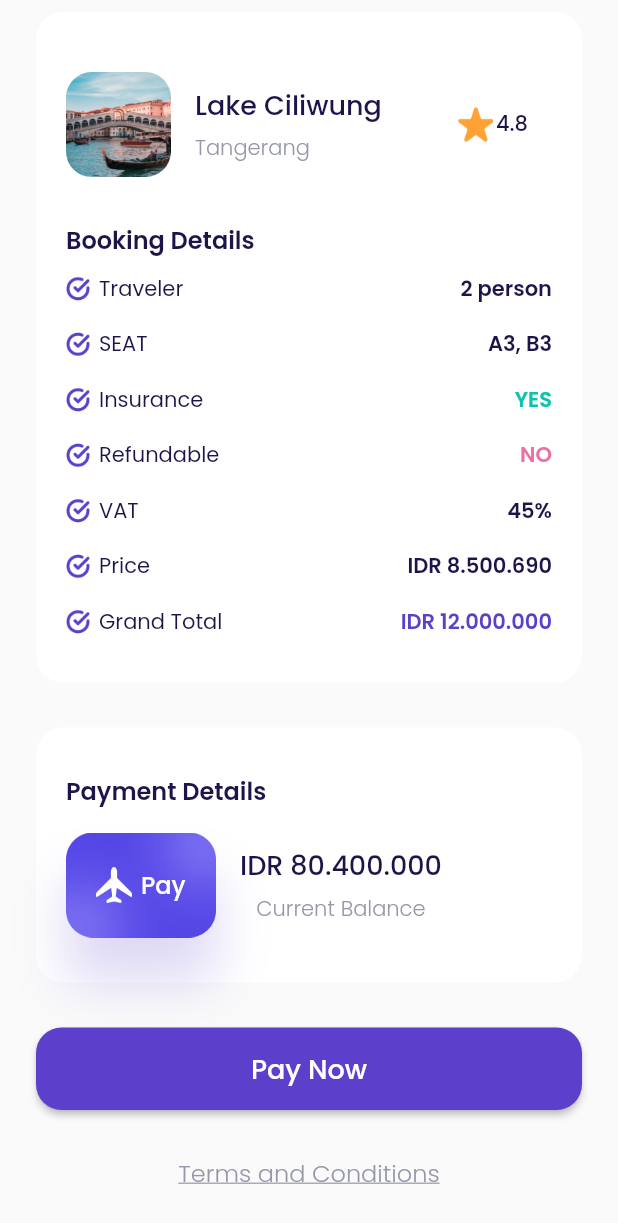
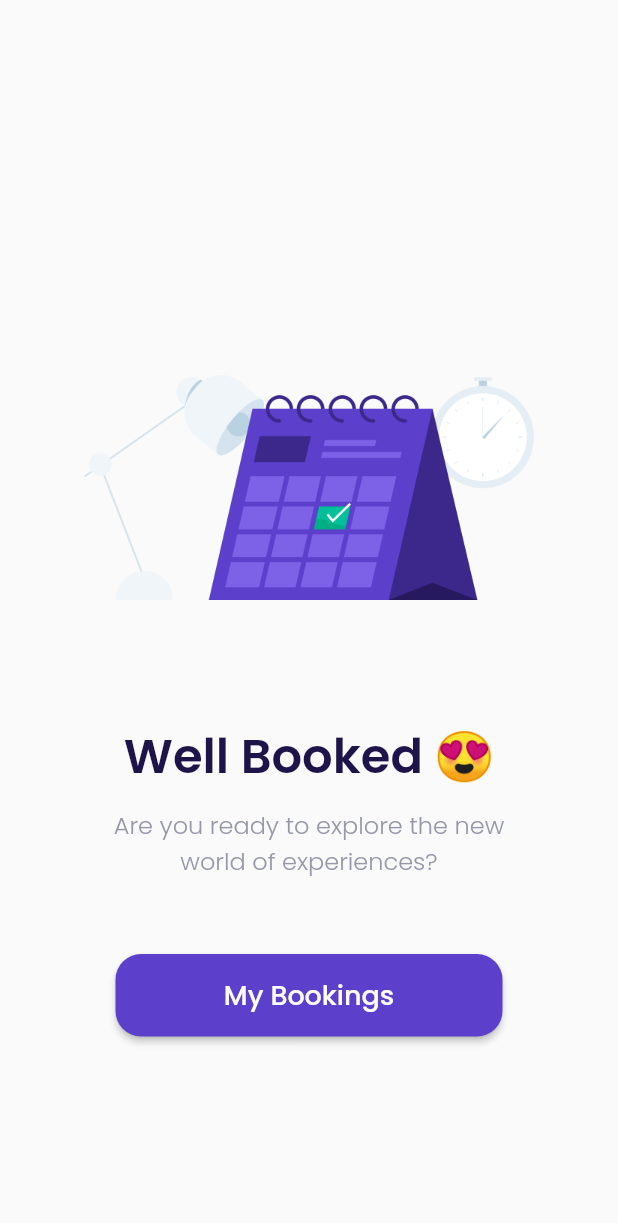
Before and after one commit to fahadhafizdev/plane_app, a Flutter app: the CheckOutPage screen opened directly, scrolled down 204 dp, after a tap on "Pay Now", on a phone screen of 412 x 824 dp. Shown: the top 1223 px of the screen. Run offline on Flutter 3.47's test engine with Material 2 defaults, Android fonts, the phone set to English and light mode, and no system bars; our stand-ins replace google_fonts.

Commit message:
sucess checkout page done

```diff
--- a/lib/ui/pages/checkout_page.dart
+++ b/lib/ui/pages/checkout_page.dart
@@ -3,7 +3,7 @@
 import 'package:plane_app/ui/widgets/custom_booking_details.dart';
 import 'package:plane_app/ui/widgets/custom_button_widget.dart';
 import 'package:plane_app/ui/widgets/custom_card_new_destination_widget.dart';
-import 'package:plane_app/ui/widgets/custom_interst.dart';
+import 'package:plane_app/ui/pages/succes_checkout_page.dart';
 
 class CheckOutPage extends StatelessWidget {
   @override
@@ -188,6 +188,7 @@
             SizedBox(height: 16),
             Row(
               children: [
+                //NOTE: button pay and plane
                 Container(
                   margin: EdgeInsets.only(right: 16),
                   padding: EdgeInsets.symmetric(
@@ -260,7 +261,14 @@
       return CustomButtonWidget(
         textButton: 'Pay Now',
         width: double.infinity,
-        onClickedFunction: () {},
+        onClickedFunction: () {
+          Navigator.push(
+            context,
+            MaterialPageRoute(
+              builder: (context) => SuccessCheckoutPage(),
+            ),
+          );
+        },
       );
     }
 
--- /dev/null
+++ b/lib/ui/pages/succes_checkout_page.dart
@@ -0,0 +1,61 @@
+import 'package:flutter/material.dart';
+import 'package:plane_app/shared/theme.dart';
+import 'package:plane_app/ui/pages/home_page.dart';
+import 'package:plane_app/ui/pages/main_page.dart';
+import 'package:plane_app/ui/widgets/custom_button_widget.dart';
+
+class SuccessCheckoutPage extends StatelessWidget {
+  @override
+  Widget build(BuildContext context) {
+    return Scaffold(
+      body: Align(
+        alignment: Alignment.center,
+        child: Column(
+          children: [
+            Container(
+              height: 150,
+              width: 300,
+              margin: EdgeInsets.only(
+                top: 250,
+                bottom: 80,
+              ),
+              decoration: BoxDecoration(
+                image: DecorationImage(
+                  image: AssetImage('assets/images/image_success.png'),
+                ),
+              ),
+            ),
+            Text(
+              'Well Booked 😍',
+              style: blackTextStyle.copyWith(
+                fontWeight: semiBold,
+                fontSize: 32,
+              ),
+            ),
+            SizedBox(height: 10),
+            Text(
+              'Are you ready to explore the new \nworld of experiences?',
+              textAlign: TextAlign.center,
+              style: greyTextStyle.copyWith(
+                fontWeight: light,
+                fontSize: 16,
+              ),
+            ),
+            CustomButtonWidget(
+                textButton: 'My Bookings',
+                margin: EdgeInsets.only(top: 50, bottom: 140),
+                width: MediaQuery.of(context).size.width - (77 + 77),
+                onClickedFunction: () {
+                  Navigator.push(
+                    context,
+                    MaterialPageRoute(
+                      builder: (context) => MainPage(),
+                    ),
+                  );
+                }),
+          ],
+        ),
+      ),
+    );
+  }
+}
```
